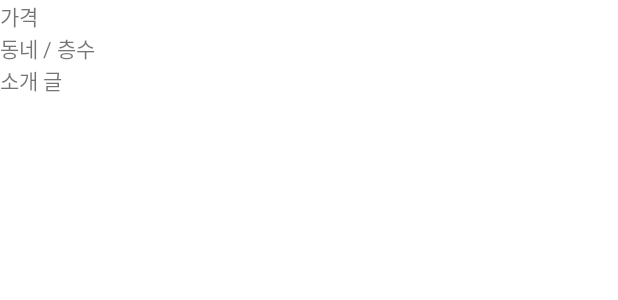
After one commit to smin9408/JickbangClone, an Android app: the layout room_list_item.xml on its own in the app's theme, with its tools: preview values and no code run, on a phone screen of 412 x 824 dp. The commit adds this screen. Shown: the top 300 px of the screen. Run offline under Robolectric (Android 15) with nearby library versions, the phone set to English and light mode, and no system bars.

Commit message:
방 목록 xml 추가

```diff
--- a/app/src/main/res/layout/activity_main.xml
+++ b/app/src/main/res/layout/activity_main.xml
@@ -7,6 +7,11 @@
     android:orientation="vertical"
     tools:context=".MainActivity">
 
+<ListView
+    android:id="@+id/roomListView"
+    android:layout_width="match_parent"
+    android:layout_height="match_parent"/>
+
 
 
 </LinearLayout>
--- /dev/null
+++ b/app/src/main/res/layout/room_list_item.xml
@@ -0,0 +1,39 @@
+<?xml version="1.0" encoding="utf-8"?>
+<LinearLayout xmlns:android="http://schemas.android.com/apk/res/android"
+    android:layout_width="match_parent"
+    android:layout_height="match_parent"
+    android:orientation="horizontal">
+
+    <LinearLayout
+        android:layout_width="wrap_content"
+        android:layout_height="wrap_content">
+
+        <ImageView
+            android:layout_width="wrap_content"
+            android:layout_height="wrap_content"/>
+
+    </LinearLayout>
+
+    <LinearLayout
+        android:layout_width="match_parent"
+        android:layout_height="wrap_content"
+        android:orientation="vertical">
+
+        <TextView
+            android:layout_width="wrap_content"
+            android:layout_height="wrap_content"
+            android:text="가격"/>
+
+        <TextView
+            android:layout_width="wrap_content"
+            android:layout_height="wrap_content"
+            android:text="동네 / 층수"/>
+
+        <TextView
+            android:layout_width="wrap_content"
+            android:layout_height="wrap_content"
+            android:text="소개 글"/>
+
+    </LinearLayout>
+
+</LinearLayout>
```
